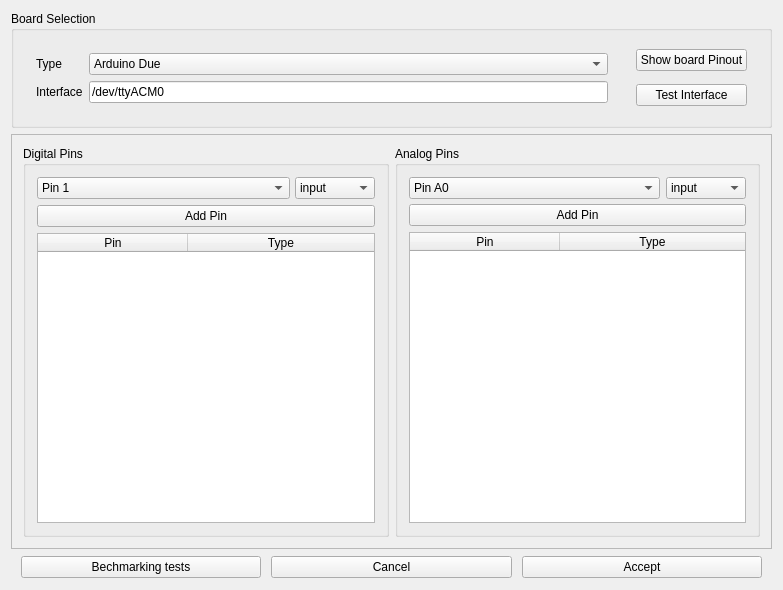
The window that MLC/GUI/Autogenerated/mlc_qtcreator/board_config_design.ui (MachineLearningControl/OpenMLC-Python) describes before a commit, drawn with Qt 5.
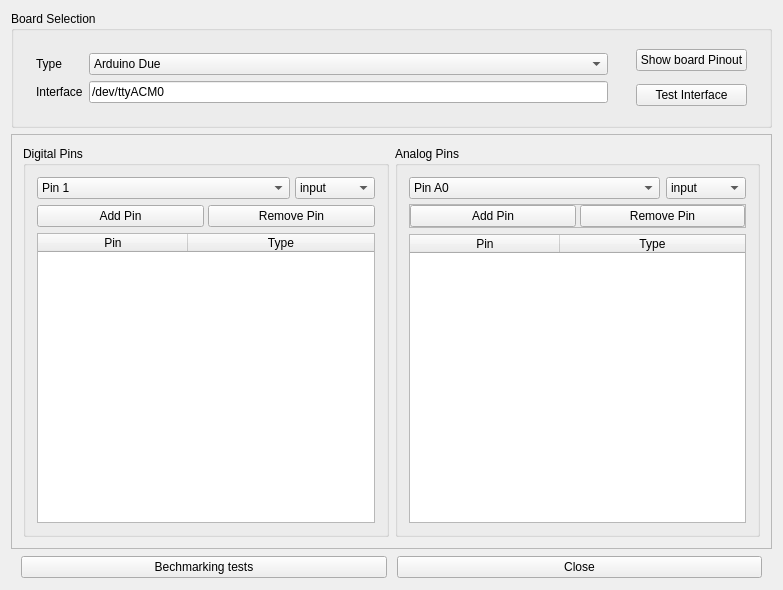
The same window after the commit.

Commit message:
Added ArduinoBoard controller
* Implemented GUI adding and removing of ports
* Al added and removed ports are tracked by the controller/model (some refactoring is needed here)
* Added spinner for the checking connection dialog
* Switching between boards erase current configuration (user check is made)
* Standarized paths for image query

issue #22

```diff
--- a/MLC/GUI/Autogenerated/mlc_qtcreator/board_config_design.ui
+++ b/MLC/GUI/Autogenerated/mlc_qtcreator/board_config_design.ui
@@ -280,10 +280,44 @@
            </widget>
           </item>
           <item>
-           <widget class="QPushButton" name="addDigitalPin">
-            <property name="text">
-             <string>Add Pin</string>
+           <widget class="QFrame" name="frame_8">
+            <property name="frameShape">
+             <enum>QFrame::NoFrame</enum>
             </property>
+            <property name="frameShadow">
+             <enum>QFrame::Raised</enum>
+            </property>
+            <layout class="QHBoxLayout" name="horizontalLayout_6">
+             <property name="spacing">
+              <number>4</number>
+             </property>
+             <property name="leftMargin">
+              <number>0</number>
+             </property>
+             <property name="topMargin">
+              <number>0</number>
+             </property>
+             <property name="rightMargin">
+              <number>0</number>
+             </property>
+             <property name="bottomMargin">
+              <number>0</number>
+             </property>
+             <item>
+              <widget class="QPushButton" name="addDigitalPin">
+               <property name="text">
+                <string>Add Pin</string>
+               </property>
+              </widget>
+             </item>
+             <item>
+              <widget class="QPushButton" name="removeDigitalPin">
+               <property name="text">
+                <string>Remove Pin</string>
+               </property>
+              </widget>
+             </item>
+            </layout>
            </widget>
           </item>
           <item>
@@ -417,10 +451,44 @@
               </widget>
              </item>
              <item>
-              <widget class="QPushButton" name="addPin">
-               <property name="text">
-                <string>Add Pin</string>
+              <widget class="QFrame" name="frame_9">
+               <property name="frameShape">
+                <enum>QFrame::StyledPanel</enum>
                </property>
+               <property name="frameShadow">
+                <enum>QFrame::Raised</enum>
+               </property>
+               <layout class="QHBoxLayout" name="horizontalLayout_7">
+                <property name="spacing">
+                 <number>4</number>
+                </property>
+                <property name="leftMargin">
+                 <number>0</number>
+                </property>
+                <property name="topMargin">
+                 <number>0</number>
+                </property>
+                <property name="rightMargin">
+                 <number>0</number>
+                </property>
+                <property name="bottomMargin">
+                 <number>0</number>
+                </property>
+                <item>
+                 <widget class="QPushButton" name="addAnalogPin">
+                  <property name="text">
+                   <string>Add Pin</string>
+                  </property>
+                 </widget>
+                </item>
+                <item>
+                 <widget class="QPushButton" name="removeAnalogPin">
+                  <property name="text">
+                   <string>Remove Pin</string>
+                  </property>
+                 </widget>
+                </item>
+               </layout>
               </widget>
              </item>
             </layout>
@@ -492,14 +560,7 @@
        <item>
         <widget class="QPushButton" name="cancelButton">
          <property name="text">
-          <string>Cancel</string>
-         </property>
-        </widget>
-       </item>
-       <item>
-        <widget class="QPushButton" name="acceptButton">
-         <property name="text">
-          <string>Accept</string>
+          <string>Close</string>
          </property>
         </widget>
        </item>
```
Left out of the diff: 90 changed lines with no effect on the pictures. The commit also changes 13 other files.
